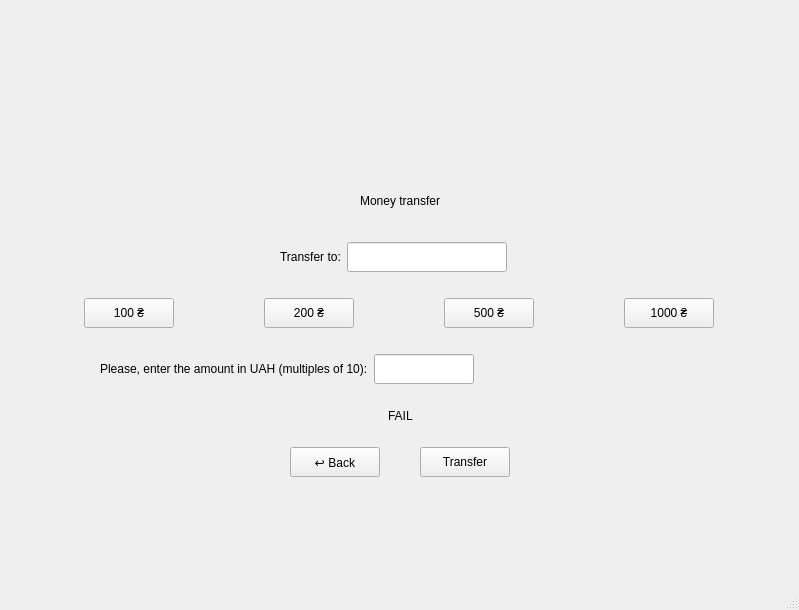
First picture: the form in gui/mainwindow.ui, repository bergamontt/nong-bong, before the edit.
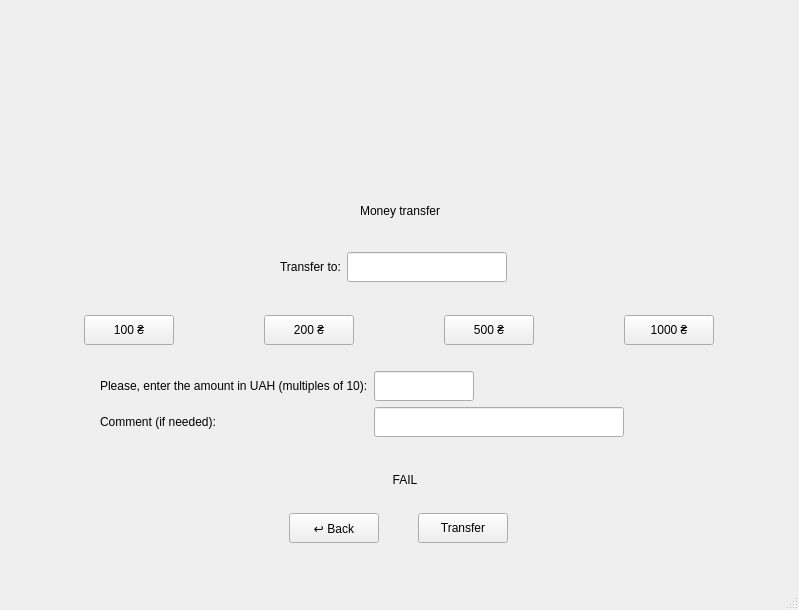
Second picture: the form after the edit. The open tabs and pages were chosen to show the change. Custom widgets are drawn as their Qt base class.

Commit message: Small upgrades + Scheduled payments constant execution + Comment for transaction

Patch:
```diff
--- a/gui/mainwindow.ui
+++ b/gui/mainwindow.ui
@@ -759,9 +759,9 @@
       <property name="geometry">
        <rect>
         <x>0</x>
-        <y>60</y>
+        <y>70</y>
         <width>801</width>
-        <height>457</height>
+        <height>407</height>
        </rect>
       </property>
       <layout class="QVBoxLayout" name="verticalLayout_11">
@@ -971,16 +971,50 @@
              </property>
             </widget>
            </item>
-          </layout>
-         </item>
-         <item alignment="Qt::AlignmentFlag::AlignHCenter">
-          <widget class="QLabel" name="L_failTransfer">
+           <item row="1" column="0">
+            <widget class="QLabel" name="L_enterTheComment">
+             <property name="minimumSize">
+              <size>
+               <width>0</width>
+               <height>30</height>
+              </size>
+             </property>
            <property name="text">
-            <string>FAIL</string>
+              <string>Comment (if needed):</string>
            </property>
           </widget>
          </item>
-         <item>
+           <item row="1" column="1">
+            <widget class="QLineEdit" name="LE_enteredComment">
+             <property name="minimumSize">
+              <size>
+               <width>250</width>
+               <height>30</height>
+              </size>
+             </property>
+             <property name="maximumSize">
+              <size>
+               <width>250</width>
+               <height>30</height>
+              </size>
+             </property>
+            </widget>
+           </item>
+          </layout>
+         </item>
+        </layout>
+       </item>
+      </layout>
+     </widget>
+     <widget class="QWidget" name="layoutWidget">
+      <property name="geometry">
+       <rect>
+        <x>0</x>
+        <y>550</y>
+        <width>797</width>
+        <height>37</height>
+       </rect>
+      </property>
           <layout class="QHBoxLayout" name="horizontalLayout_8">
            <property name="spacing">
             <number>0</number>
@@ -1033,10 +1067,28 @@
             </widget>
            </item>
           </layout>
-         </item>
-        </layout>
-       </item>
-      </layout>
+     </widget>
+     <widget class="QLabel" name="L_failTransfer">
+      <property name="geometry">
+       <rect>
+        <x>380</x>
+        <y>500</y>
+        <width>50</width>
+        <height>40</height>
+       </rect>
+      </property>
+      <property name="minimumSize">
+       <size>
+        <width>50</width>
+        <height>40</height>
+       </size>
+      </property>
+      <property name="text">
+       <string>FAIL</string>
+      </property>
+      <property name="alignment">
+       <set>Qt::AlignmentFlag::AlignCenter</set>
+      </property>
      </widget>
     </widget>
     <widget class="QWidget" name="scheduledTransferScreen">
```
Left out of the diff: 38 changed lines with no effect on the pictures. Lines whose indentation alone changed are shown as unchanged. The commit also changes 6 other files.
